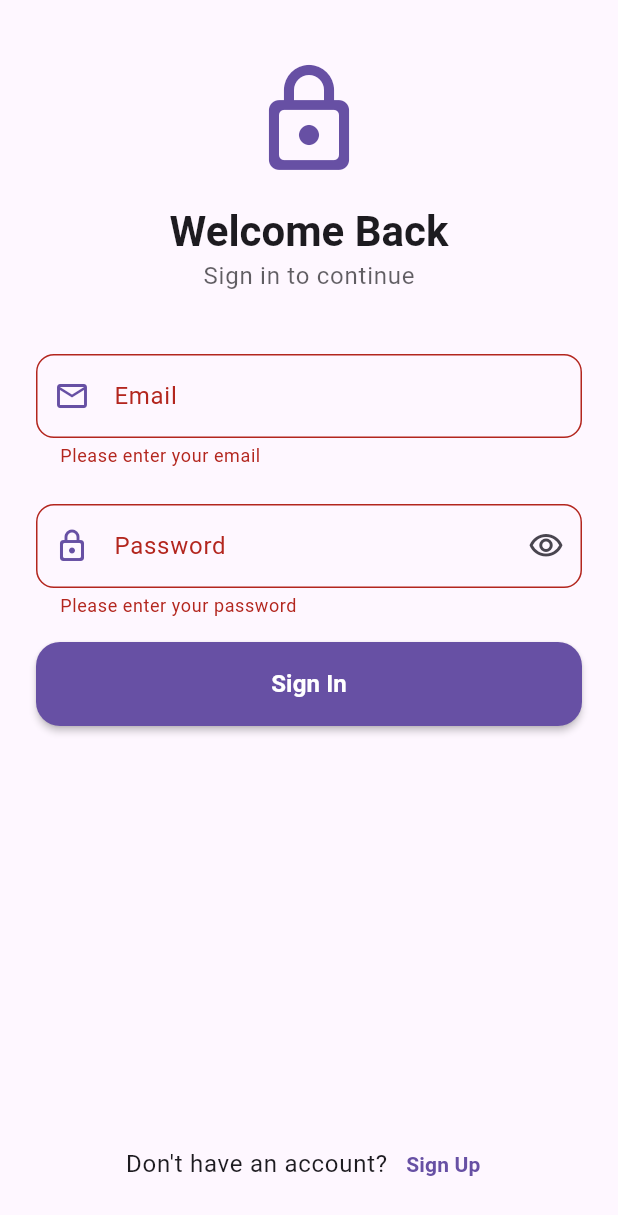
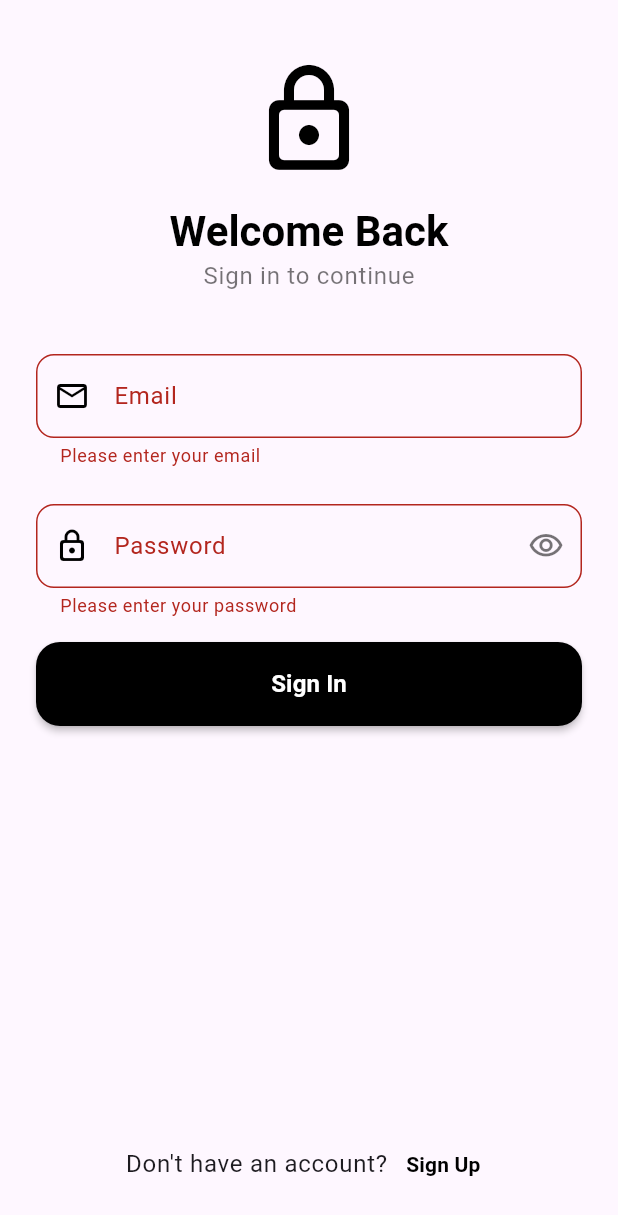
Before and after one commit to ganeswar-velvadapu/env, a Flutter app: the screen it shows after launch, after a tap on "Sign In", on a phone screen of 412 x 824 dp. Shown: the top 1215 px of the screen. Run offline on Flutter 3.47's test engine with Material 3 defaults, Android fonts, the phone set to English and light mode, and no system bars; our stand-ins replace dio, flutter_secure_storage, geocoding, geolocator, go_router; accounts and stored records are empty.

Commit message:
changed colors

```diff
--- a/frontend/lib/screens/login_screen.dart
+++ b/frontend/lib/screens/login_screen.dart
@@ -69,7 +69,7 @@ class _LoginScreenState extends State<LoginScreen> with SingleTickerProviderStat
           ScaffoldMessenger.of(context).showSnackBar(
             SnackBar(
               content: Text(response.data['message'] ?? 'Login successful'),
-              backgroundColor: Colors.green.shade700,
+              backgroundColor: Colors.black,
               behavior: SnackBarBehavior.floating,
               shape: RoundedRectangleBorder(
                 borderRadius: BorderRadius.circular(10),
@@ -112,7 +112,7 @@ class _LoginScreenState extends State<LoginScreen> with SingleTickerProviderStat
     ScaffoldMessenger.of(context).showSnackBar(
       SnackBar(
         content: Text(message),
-        backgroundColor: isError ? Colors.red.shade700 : Colors.green.shade700,
+        backgroundColor: isError ? Colors.black : Colors.black87,
         behavior: SnackBarBehavior.floating,
         shape: RoundedRectangleBorder(
           borderRadius: BorderRadius.circular(10),
@@ -143,20 +143,20 @@ class _LoginScreenState extends State<LoginScreen> with SingleTickerProviderStat
                   Icon(
                     Icons.lock_outline_rounded,
                     size: 80,
-                    color: theme.colorScheme.primary,
+                    color: Colors.black,
                   ),
                   const SizedBox(height: 16),
                   Text(
                     'Welcome Back',
                     style: theme.textTheme.headlineMedium?.copyWith(
                       fontWeight: FontWeight.bold,
-                      color: theme.colorScheme.onSurface,
+                      color: Colors.black,
                     ),
                   ),
                   Text(
                     'Sign in to continue',
                     style: theme.textTheme.bodyLarge?.copyWith(
-                      color: theme.colorScheme.onSurface.withOpacity(0.7),
+                      color: Colors.black54,
                     ),
                   ),
                   const SizedBox(height: 40),
@@ -182,7 +182,7 @@ class _LoginScreenState extends State<LoginScreen> with SingleTickerProviderStat
                             hintText: 'your.email@example.com',
                             prefixIcon: Icon(
                               Icons.email_outlined,
-                              color: theme.colorScheme.primary,
+                              color: Colors.black,
                             ),
                             border: OutlineInputBorder(
                               borderRadius: BorderRadius.circular(12),
@@ -190,13 +190,13 @@ class _LoginScreenState extends State<LoginScreen> with SingleTickerProviderStat
                             enabledBorder: OutlineInputBorder(
                               borderRadius: BorderRadius.circular(12),
                               borderSide: BorderSide(
-                                color: theme.colorScheme.outline,
+                                color: Colors.black45,
                               ),
                             ),
                             focusedBorder: OutlineInputBorder(
                               borderRadius: BorderRadius.circular(12),
                               borderSide: BorderSide(
-                                color: theme.colorScheme.primary,
+                                color: Colors.black,
                                 width: 2,
                               ),
                             ),
@@ -218,12 +218,12 @@ class _LoginScreenState extends State<LoginScreen> with SingleTickerProviderStat
                             hintText: '••••••••',
                             prefixIcon: Icon(
                               Icons.lock_outline_rounded,
-                              color: theme.colorScheme.primary,
+                              color: Colors.black,
                             ),
                             suffixIcon: IconButton(
                               icon: Icon(
                                 _obscurePassword ? Icons.visibility_outlined : Icons.visibility_off_outlined,
-                                color: theme.colorScheme.onSurfaceVariant,
+                                color: Colors.black54,
                               ),
                               onPressed: () {
                                 setState(() {
@@ -237,13 +237,13 @@ class _LoginScreenState extends State<LoginScreen> with SingleTickerProviderStat
                             enabledBorder: OutlineInputBorder(
                               borderRadius: BorderRadius.circular(12),
                               borderSide: BorderSide(
-                                color: theme.colorScheme.outline,
+                                color: Colors.black45,
                               ),
                             ),
                             focusedBorder: OutlineInputBorder(
                               borderRadius: BorderRadius.circular(12),
                               borderSide: BorderSide(
-                                color: theme.colorScheme.primary,
+                                color: Colors.black,
                                 width: 2,
                               ),
                             ),
@@ -258,8 +258,8 @@ class _LoginScreenState extends State<LoginScreen> with SingleTickerProviderStat
                           child: ElevatedButton(
                             onPressed: _isLoading ? null : _login,
                             style: ElevatedButton.styleFrom(
-                              backgroundColor: theme.colorScheme.primary,
-                              foregroundColor: theme.colorScheme.onPrimary,
+                              backgroundColor: Colors.black,
+                              foregroundColor: Colors.white,
                               shape: RoundedRectangleBorder(
                                 borderRadius: BorderRadius.circular(16),
                               ),
@@ -270,7 +270,7 @@ class _LoginScreenState extends State<LoginScreen> with SingleTickerProviderStat
                                     width: 24,
                                     height: 24,
                                     child: CircularProgressIndicator(
-                                      color: theme.colorScheme.onPrimary,
+                                      color: Colors.white,
                                       strokeWidth: 2.5,
                                     ),
                                   )
@@ -303,14 +303,14 @@ class _LoginScreenState extends State<LoginScreen> with SingleTickerProviderStat
                             context.go('/signup');
                           },
                           style: TextButton.styleFrom(
-                            foregroundColor: theme.colorScheme.primary,
+                            foregroundColor: Colors.black,
                             padding: const EdgeInsets.symmetric(horizontal: 8),
                           ),
                           child: Text(
                             'Sign Up',
                             style: TextStyle(
                               fontWeight: FontWeight.bold,
-                              color: theme.colorScheme.primary,
+                              color: Colors.black,
                             ),
                           ),
                         ),
```
